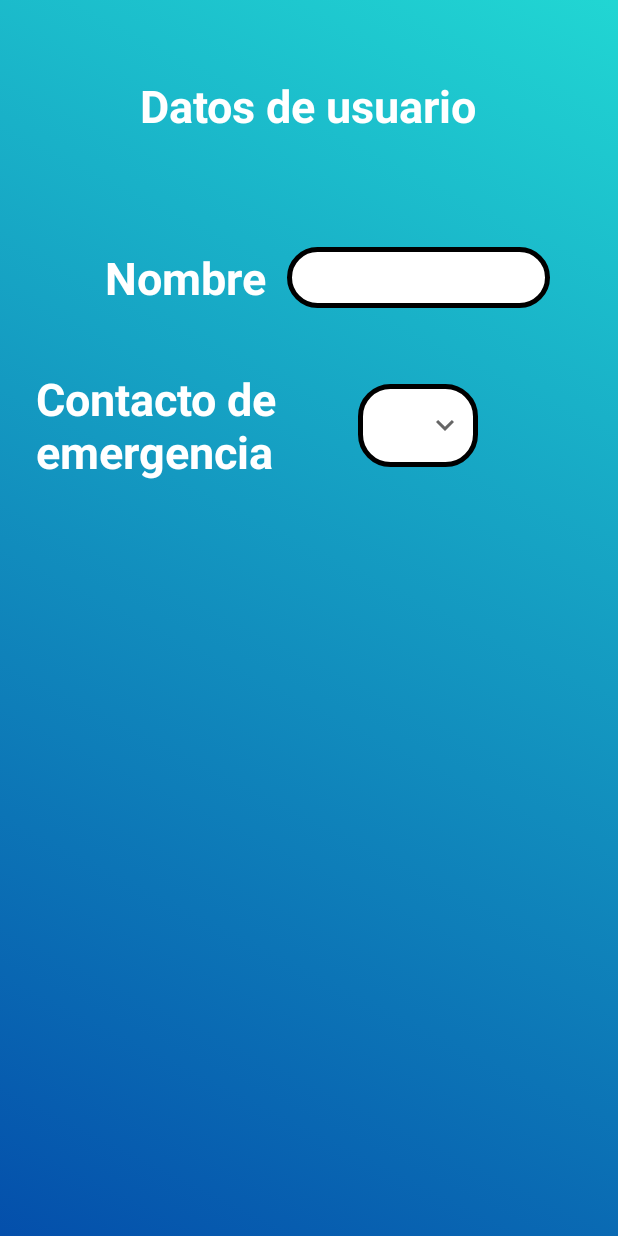
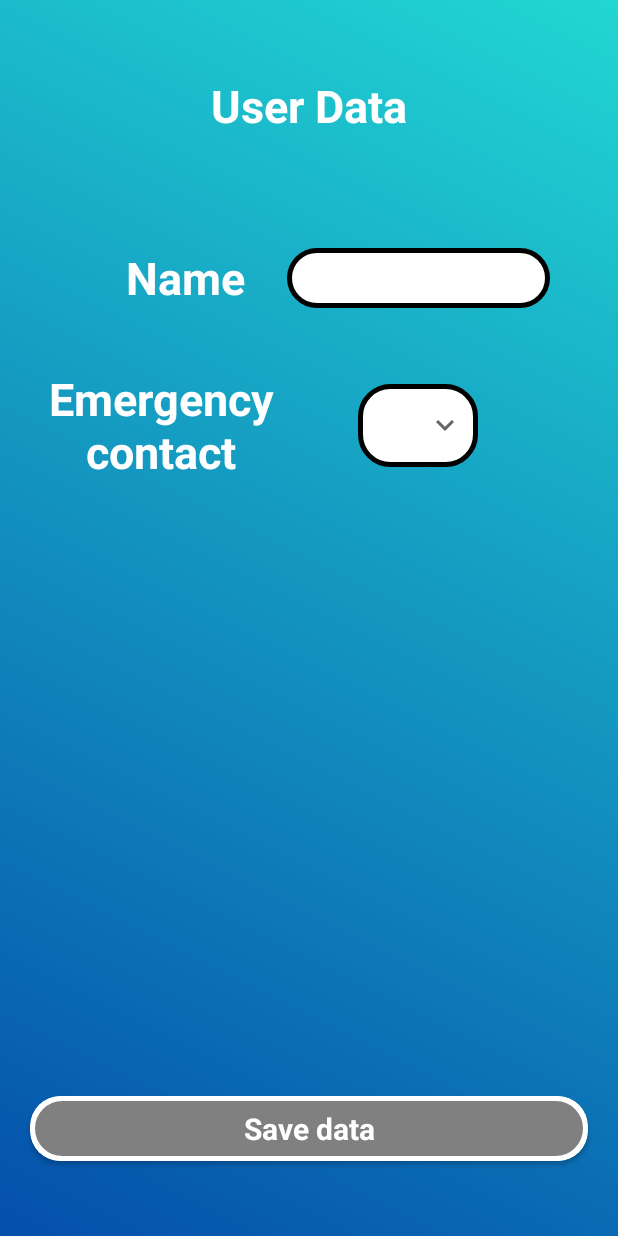
Before and after one commit to danllopis/GettingSafe, an Android app: the UserDataActivity screen opened directly, with no data from a screen before it, on a phone screen of 412 x 824 dp. Run offline under Robolectric (Android 15) with nearby library versions, the phone set to English and light mode, and no system bars.

Commit message:
navegability, map activity and string resource

```diff
--- a/app/build.gradle
+++ b/app/build.gradle
@@ -28,6 +28,7 @@ dependencies {
     implementation 'androidx.constraintlayout:constraintlayout:1.1.3'
     //Cardview
     implementation 'androidx.cardview:cardview:1.0.0'
+    implementation 'com.google.android.gms:play-services-maps:17.0.0'
 
     testImplementation 'junit:junit:4.12'
     androidTestImplementation 'androidx.test.ext:junit:1.1.1'
--- a/app/src/main/java/com/dllopis/gettingsafe/activities/UserDataActivity.java
+++ b/app/src/main/java/com/dllopis/gettingsafe/activities/UserDataActivity.java
@@ -1,16 +1,53 @@
 package com.dllopis.gettingsafe.activities;
 
 import androidx.appcompat.app.AppCompatActivity;
+import androidx.cardview.widget.CardView;
 
+import android.content.Intent;
 import android.os.Bundle;
+import android.os.Handler;
+import android.view.View;
+import android.widget.Toast;
 
 import com.dllopis.gettingsafe.R;
 
 public class UserDataActivity extends AppCompatActivity {
 
+    private boolean doubleBackToExitPressedOnce = false;
+    private CardView saveDataButton;
+
     @Override
     protected void onCreate(Bundle savedInstanceState) {
         super.onCreate(savedInstanceState);
         setContentView(R.layout.activity_user_data);
+
+        saveDataButton = findViewById(R.id.saveButton);
+
+        saveDataButton.setOnClickListener(new View.OnClickListener() {
+            @Override
+            public void onClick(View v) {
+                startActivity(new Intent(getApplicationContext(), MainActivity.class));
+                finish();
+            }
+        });
+    }
+
+    @Override
+    public void onBackPressed() {
+        if (doubleBackToExitPressedOnce) {
+            super.onBackPressed();
+            return;
+        }
+
+        this.doubleBackToExitPressedOnce = true;
+        Toast.makeText(this, R.string.exit, Toast.LENGTH_SHORT).show();
+
+        new Handler().postDelayed(new Runnable() {
+
+            @Override
+            public void run() {
+                doubleBackToExitPressedOnce = false;
+            }
+        }, 2000);
     }
 }
--- a/app/src/main/res/layout/activity_main.xml
+++ b/app/src/main/res/layout/activity_main.xml
@@ -45,7 +45,7 @@
     </androidx.cardview.widget.CardView>
 
     <androidx.cardview.widget.CardView
-        android:id="@+id/lastTrips"
+        android:id="@+id/lastTripsButton"
         android:layout_width="match_parent"
         android:layout_height="wrap_content"
         android:layout_gravity="center"
--- a/app/src/main/res/layout/activity_user_data.xml
+++ b/app/src/main/res/layout/activity_user_data.xml
@@ -12,7 +12,7 @@
         android:layout_gravity="center"
         android:layout_width="wrap_content"
         android:layout_height="wrap_content"
-        android:text="Datos de usuario"
+        android:text="@string/user_data"
         android:layout_marginTop="50dp"
         android:textColor="@android:color/white"
         android:textStyle="bold"
@@ -33,7 +33,7 @@
             android:layout_height="wrap_content"
             android:layout_marginLeft="32dp"
             android:layout_marginTop="50dp"
-            android:text="Nombre"
+            android:text="@string/name"
             android:textColor="@android:color/white"
             android:textSize="30dp"
             android:textStyle="bold"
@@ -48,20 +48,23 @@
             android:layout_height="wrap_content"
             android:layout_marginTop="50dp"
             android:textColor="@android:color/black"
-            android:textSize="30dp"
+            android:textSize="27dp"
             android:textStyle="bold"
             android:background="@drawable/input_border"
             android:layout_column="1"
             android:layout_row="0"
-            android:layout_gravity="center"/>
+            android:layout_gravity="center"
+            android:textAlignment="center"
+            android:padding="1dp"/>
         <!-- Row 2 -->
 
         <!-- Column 1 -->
         <TextView
             android:layout_width="167dp"
             android:layout_height="wrap_content"
-            android:text="Contacto de emergencia"
+            android:text="@string/emergency_contact"
             android:textColor="@android:color/white"
+            android:textAlignment="center"
             android:textSize="30dp"
             android:textStyle="bold"
             android:layout_column="0"
@@ -107,4 +110,37 @@
 
     </GridLayout>
 
+    <RelativeLayout
+        android:layout_width="match_parent"
+        android:layout_height="match_parent">
+
+        <androidx.cardview.widget.CardView
+            android:id="@+id/saveButton"
+            android:layout_width="match_parent"
+            android:layout_height="wrap_content"
+            android:layout_gravity="center"
+            app:cardCornerRadius="20dp"
+            android:foreground="?attr/selectableItemBackground"
+            android:layout_marginHorizontal="20dp"
+            android:layout_alignParentBottom="true"
+            android:layout_marginBottom="50dp">
+
+            <RelativeLayout
+                android:layout_width="match_parent"
+                android:layout_height="match_parent"
+                android:background="@drawable/button_border"/>
+
+            <TextView
+                android:layout_width="match_parent"
+                android:layout_height="wrap_content"
+                android:text="@string/save"
+                android:textAlignment="center"
+                android:textColor="#FFFFFF"
+                android:textStyle="bold"
+                android:padding="8dp"
+                android:textSize="20dp"/>
+
+        </androidx.cardview.widget.CardView>
+    </RelativeLayout>
+
 </LinearLayout>
--- a/app/src/main/res/values/strings.xml
+++ b/app/src/main/res/values/strings.xml
@@ -2,9 +2,18 @@
     <string name="app_name">GettingSafe</string>
     <string name="tittle">Getting Safe my trip</string>
     <string name="exit">Press again to exit</string>
-    <string name="welcome">"Welcome, "</string>
+    <string name="welcome">Welcome, </string>
     <string name="initTrip">Initiate new trip</string>
     <string name="latsTrips">Use previous trip</string>
     <string name="updateUserInfo">Update my data</string>
     <string name="previousTrips">Previous Trips</string>
+    <string name="time">Time</string>
+    <string name="destiny">Destiny:</string>
+    <string name="origin">Origin:</string>
+    <string name="back">Back</string>
+    <string name="user_data">User Data</string>
+    <string name="name">Name</string>
+    <string name="emergency_contact">Emergency contact</string>
+    <string name="save">Save data</string>
+    <string name="title_activity_maps">Map</string>
 </resources>
```
Also changed, not shown: app/src/debug/res/values/google_maps_api.xml (added, +24 -0 lines), app/src/main/AndroidManifest.xml (+26 -2 lines), app/src/main/java/com/dllopis/gettingsafe/activities/MainActivity.java (+19 -0 lines), app/src/main/java/com/dllopis/gettingsafe/activities/MapsActivity.java (added, +47 -0 lines), app/src/main/java/com/dllopis/gettingsafe/activities/TripHistory.java (deleted, +0 -16 lines), app/src/main/java/com/dllopis/gettingsafe/activities/TripHistoryActivity.java (added, +53 -0 lines), app/src/main/res/layout/activity_maps.xml (added, +9 -0 lines), app/src/main/res/layout/activity_trip_history.xml (+32 -3 lines), app/src/main/res/layout/trip.xml (added, +53 -0 lines), 2 other files.
